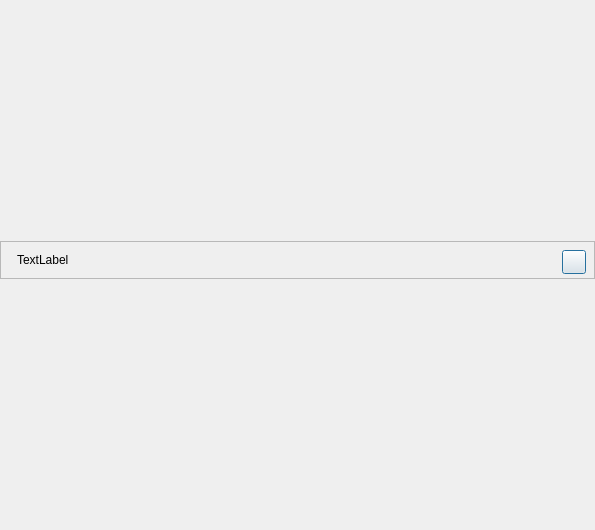
SOOPLIVE/soop-studio, file src/ui-forms/custom-font-dialog.ui: the form before one commit.
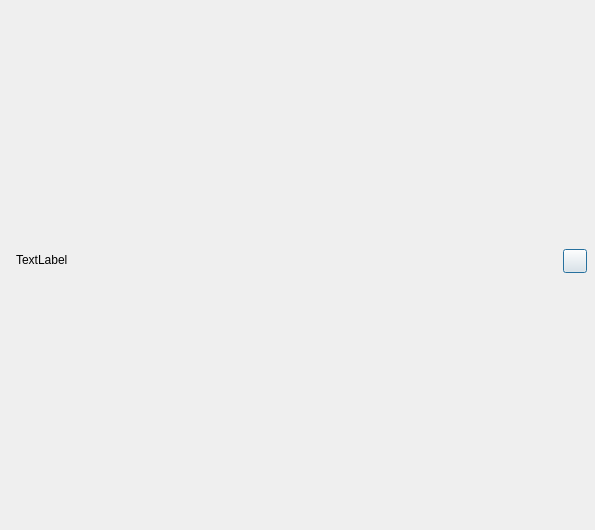
The form after the commit. Custom widgets are drawn as their Qt base class.

Patch:
```diff
--- a/src/ui-forms/custom-font-dialog.ui
+++ b/src/ui-forms/custom-font-dialog.ui
@@ -45,7 +45,7 @@
     <number>0</number>
    </property>
    <item>
-    <widget class="QFrame" name="titleFrame">
+    <widget class="AFTransparentMouseEvents" name="titleFrame" native="true">
      <property name="minimumSize">
       <size>
        <width>0</width>
@@ -58,12 +58,6 @@
        <height>38</height>
       </size>
      </property>
-     <property name="frameShape">
-      <enum>QFrame::StyledPanel</enum>
-     </property>
-     <property name="frameShadow">
-      <enum>QFrame::Raised</enum>
-     </property>
      <layout class="QHBoxLayout" name="titleLayout">
       <property name="spacing">
        <number>6</number>
@@ -149,6 +143,14 @@
    </item>
   </layout>
  </widget>
+ <customwidgets>
+  <customwidget>
+   <class>AFTransparentMouseEvents</class>
+   <extends>QWidget</extends>
+   <header>MainFrame/CTransparentMouseEvents.h</header>
+   <container>1</container>
+  </customwidget>
+ </customwidgets>
  <resources>
   <include location="aneta-main-resource.qrc"/>
  </resources>
```
